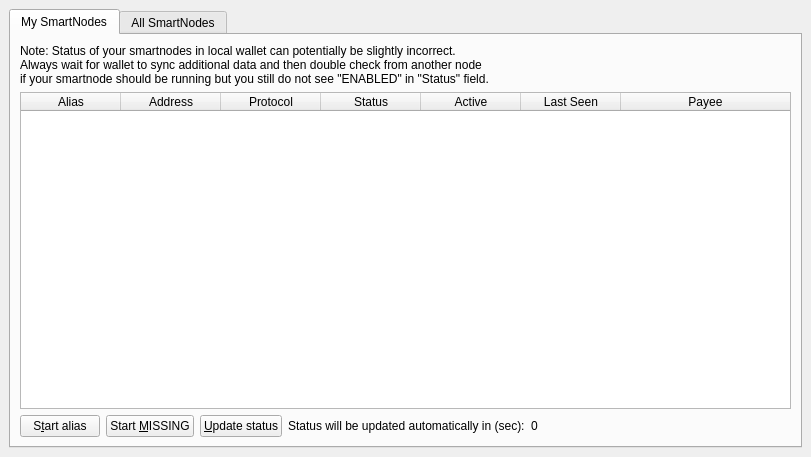
This is src/qt/forms/smartnodelist.ui in SmartCash/Core-Smart as Qt 5 draws it before an edit. The edited form follows.
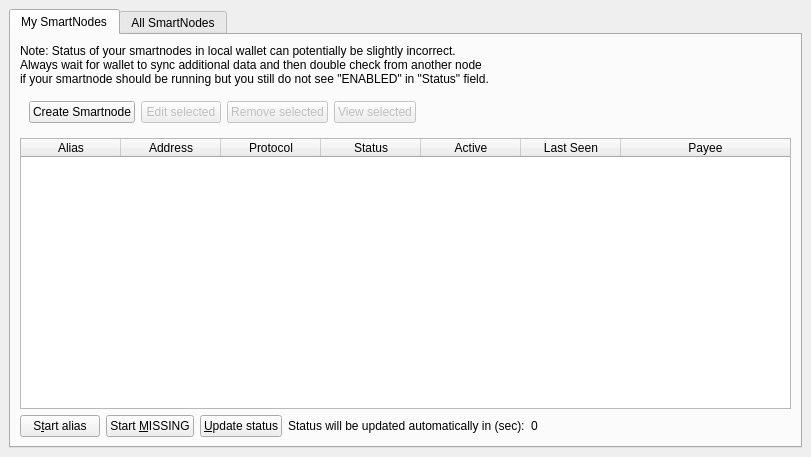
This is the edited form. The open tabs and pages were chosen to show the change.

Commit message: Smartnode management UI

Patch:
```diff
--- a/src/qt/forms/smartnodelist.ui
+++ b/src/qt/forms/smartnodelist.ui
@@ -10,6 +10,12 @@
     <height>457</height>
    </rect>
   </property>
+  <property name="minimumSize">
+   <size>
+    <width>0</width>
+    <height>0</height>
+   </size>
+  </property>
   <property name="windowTitle">
    <string>Form</string>
   </property>
@@ -60,6 +66,68 @@
              </item>
             </layout>
            </item>
+           <item>
+            <widget class="QWidget" name="widget" native="true">
+             <property name="minimumSize">
+              <size>
+               <width>0</width>
+               <height>0</height>
+              </size>
+             </property>
+             <layout class="QHBoxLayout" name="horizontalLayout">
+              <item>
+               <widget class="QPushButton" name="CreateButton">
+                <property name="text">
+                 <string>Create Smartnode</string>
+                </property>
+               </widget>
+              </item>
+              <item>
+               <widget class="QPushButton" name="EditButton">
+                <property name="enabled">
+                 <bool>false</bool>
+                </property>
+                <property name="text">
+                 <string>Edit selected</string>
+                </property>
+               </widget>
+              </item>
+              <item>
+               <widget class="QPushButton" name="RemoveButton">
+                <property name="enabled">
+                 <bool>false</bool>
+                </property>
+                <property name="text">
+                 <string>Remove selected</string>
+                </property>
+               </widget>
+              </item>
+              <item>
+               <widget class="QPushButton" name="ViewButton">
+                <property name="enabled">
+                 <bool>false</bool>
+                </property>
+                <property name="text">
+                 <string>View selected</string>
+                </property>
+               </widget>
+              </item>
+              <item>
+               <spacer name="horizontalSpacer">
+                <property name="orientation">
+                 <enum>Qt::Horizontal</enum>
+                </property>
+                <property name="sizeHint" stdset="0">
+                 <size>
+                  <width>40</width>
+                  <height>20</height>
+                 </size>
+                </property>
+               </spacer>
+              </item>
+             </layout>
+            </widget>
+           </item>
            <item>
             <widget class="QTableWidget" name="tableWidgetMySmartnodes">
              <property name="minimumSize">
```
Left out of the diff: 2 changed lines with no effect on the pictures. The commit also changes 13 other files.
